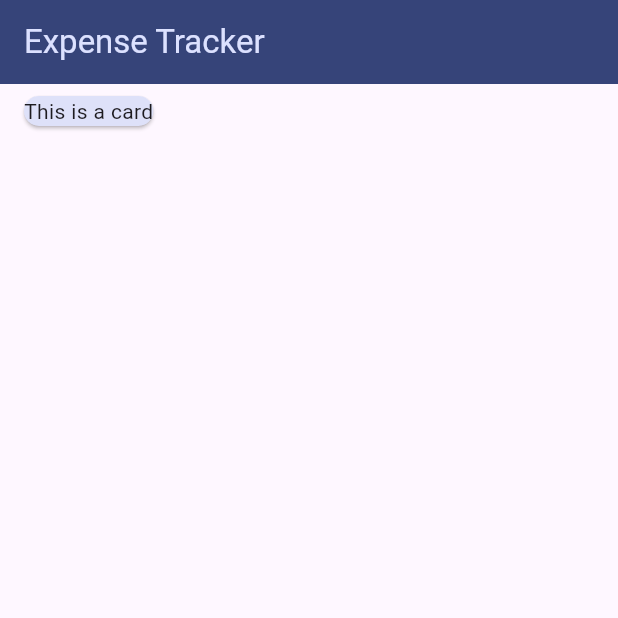
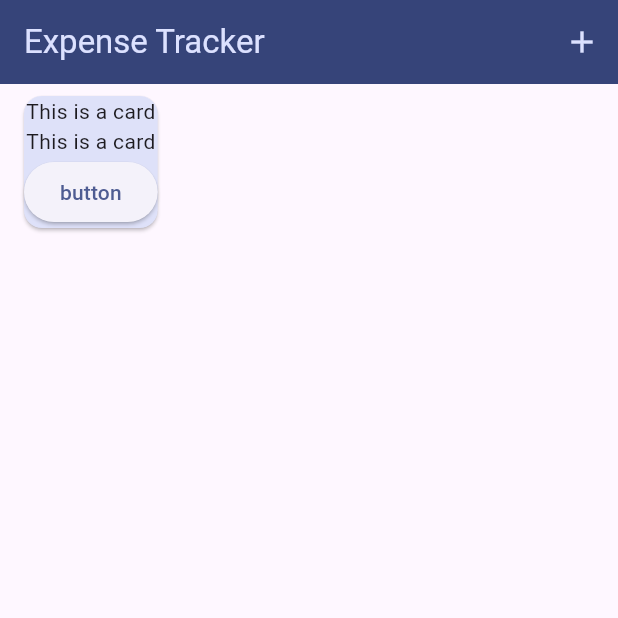
Before and after one commit to ishanahmad90/expense_tracker, a Flutter app: the screen it shows after launch, on a phone screen of 412 x 824 dp, the top half of it. Run offline on Flutter 3.47's test engine with Material 3 defaults, Android fonts, the phone set to English and light mode, and no system bars.

Commit message:
Update code

```diff
--- a/lib/screens/expens_screen.dart
+++ b/lib/screens/expens_screen.dart
@@ -1,3 +1,4 @@
+import 'package:expense_tracker/sheets/new_expense_sheet.dart';
 import 'package:flutter/material.dart';
 
 class ExpenseScreen extends StatelessWidget {
@@ -6,13 +7,26 @@ class ExpenseScreen extends StatelessWidget {
   @override
   Widget build(BuildContext context) {
     return Scaffold(
-        appBar: AppBar(
-          title: const Text("Expense Tracker"),
-        ),
-        body: const Column(
+        appBar: AppBar(title: const Text("Expense Tracker"), actions: [
+          IconButton(
+              onPressed: () {
+                // open the model bottom sheet
+                showModalBottomSheet(
+                    isScrollControlled: true,
+                    context: context,
+                    builder: (ctx) => AddNewExpense());
+              },
+              icon: const Icon(Icons.add))
+        ]),
+        body: Column(
           children: [
             Card(
-              child: const Text("This is a card"),
+              child: Column(
+                children: [
+                  const Text("This is a card\nThis is a card"),
+                  ElevatedButton(onPressed: () {}, child: const Text("button")),
+                ],
+              ),
             ),
           ],
         ));
```
Also changed, not shown: lib/sheets/new_expense_sheet.dart (added, +15 -0 lines).
